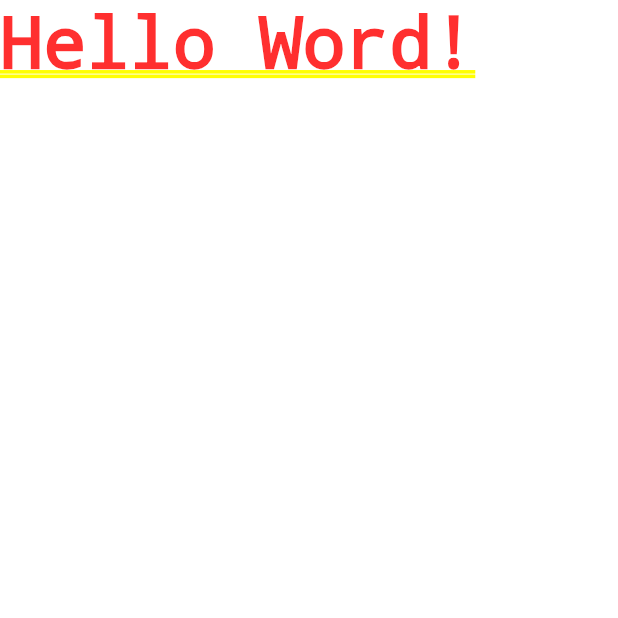
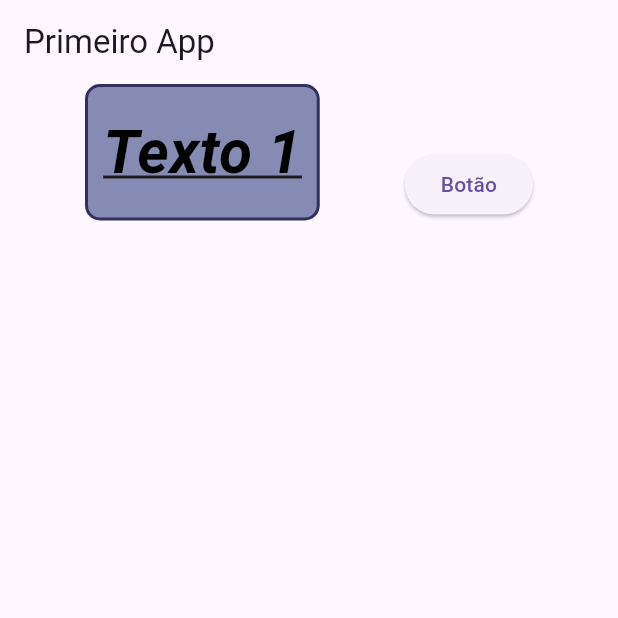
Before and after one commit to samanthagc/appdemo, a Flutter app: the screen it shows after launch, on a phone screen of 412 x 824 dp, the top half of it. Run offline on Flutter 3.47's test engine with Material 3 defaults, Android fonts, the phone set to English and light mode, and no system bars.

Commit message:
feat: includes basic widgets

```diff
--- a/lib/main.dart
+++ b/lib/main.dart
@@ -1,13 +1,43 @@
 import 'package:flutter/material.dart';
 
 void main() {
-  runApp(MyWidget());
+  runApp(const MaterialApp(home: MyApp()));
 }
-class MyWidget extends StatelessWidget {
-  const MyWidget({super.key});
+
+class MyApp extends StatelessWidget {
+  const MyApp({super.key});
+
+  TextStyle textStyle() {
+    return TextStyle(
+      fontSize: 40,
+      color: Colors.black,
+      fontStyle: FontStyle.italic,
+      fontWeight: FontWeight.bold,
+      decoration: TextDecoration.underline
+    );
+  }
 
   @override
   Widget build(BuildContext context) {
-    return MaterialApp(home: Text('Hello Word!', textDirection: TextDirection.ltr),);
+    return Scaffold(
+      appBar: AppBar(title: Text('Primeiro App')),
+      body: Row(
+        mainAxisAlignment: MainAxisAlignment.spaceEvenly,
+        crossAxisAlignment: CrossAxisAlignment.end,
+        children: [
+          Container(
+            padding: EdgeInsets.symmetric(horizontal: 10, vertical: 15),
+            decoration: BoxDecoration(
+              color: const Color.fromARGB(255, 134, 139, 179),
+              border: Border.all(color: const Color.fromARGB(255, 48, 47, 94), width: 2),
+              borderRadius: BorderRadius.circular(10)
+            ),
+            child: Text('Texto 1', style: textStyle())
+          ),
+          ElevatedButton(onPressed: () {}, child: Text('Botão')),
+          ],
+      ),
+
+    );
   }
 }
```
